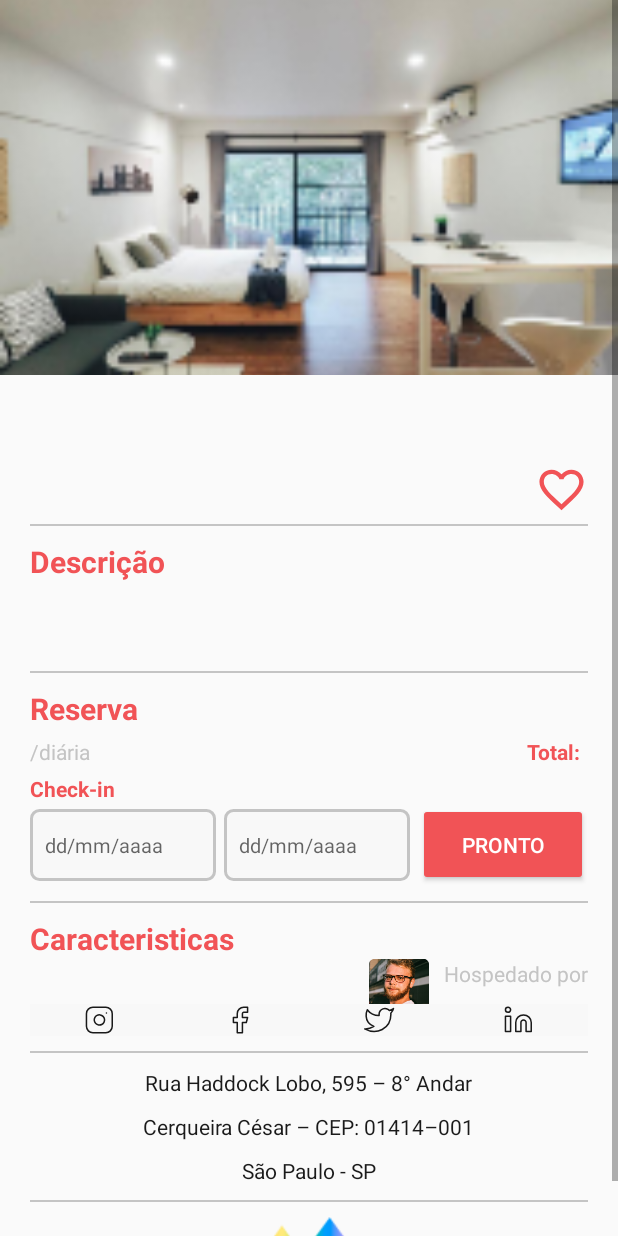
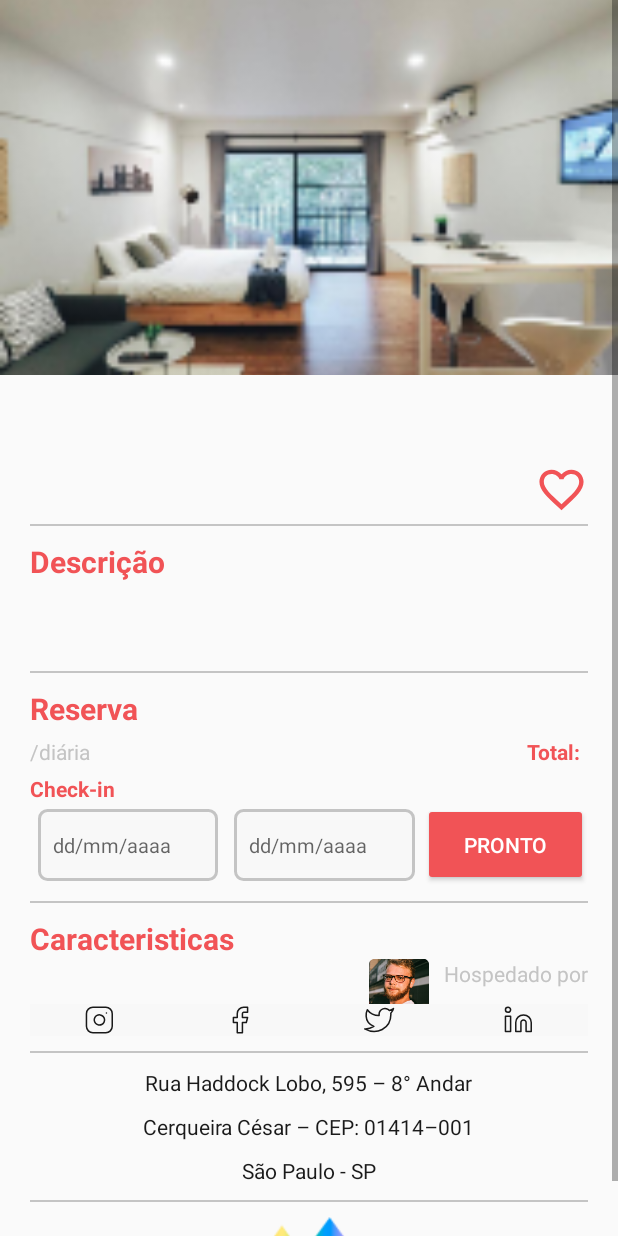
Before and after one commit to Queerfy/mobile-queerfy, an Android app: the ResidenceActivity screen opened directly, with no data from a screen before it, on a phone screen of 412 x 824 dp. Run offline under Robolectric (Android 15) with nearby library versions, the phone set to English and light mode, and no system bars; 2 statements that could not run were skipped.

Commit message:
Ajusts date change residence

```diff
--- a/app/src/main/res/layout-v26/activity_residence.xml
+++ b/app/src/main/res/layout-v26/activity_residence.xml
@@ -190,6 +190,7 @@
 
                     <EditText
                         style="@style/dateEditText"
+                        android:layout_marginHorizontal="5dp"
                         android:layout_weight="1"
                         android:drawableTint="@color/border_dark"
                         android:hint="@string/date_edit_text_hint"
@@ -197,8 +198,16 @@
                         android:inputType="date"
                         android:paddingHorizontal="10dp"
                         android:textSize="13sp"
-                        tools:ignore="DuplicateSpeakableTextCheck,TextContrastCheck"
-                        tools:targetApi="m" />
+                        tools:ignore="TextContrastCheck"
+                        tools:targetApi="m"
+                        android:id="@+id/date_checkin"/>
+
+                    <DatePicker
+                        android:layout_width="wrap_content"
+                        android:layout_height="wrap_content"
+                        android:visibility="gone"
+                        android:tooltipText="Check-in"
+                        android:id="@+id/dp_data_checkin"/>
 
                     <EditText
                         style="@style/dateEditText"
@@ -211,7 +220,17 @@
                         android:paddingHorizontal="10dp"
                         android:textSize="13sp"
                         tools:ignore="TextContrastCheck"
-                        tools:targetApi="m" />
+                        tools:targetApi="m"
+                        android:id="@+id/date_checkout"
+                        />
+
+                    <DatePicker
+                        android:layout_width="wrap_content"
+                        android:layout_height="wrap_content"
+                        android:visibility="gone"
+                        android:tooltipText="Check-in"
+                        android:id="@+id/dp_data_checkout"
+                        />
 
                     <Button
                         android:layout_width="wrap_content"
```
Also changed, not shown: app/src/main/java/com/example/queerfy/view/ResidenceActivity.kt (+134 -53 lines).
